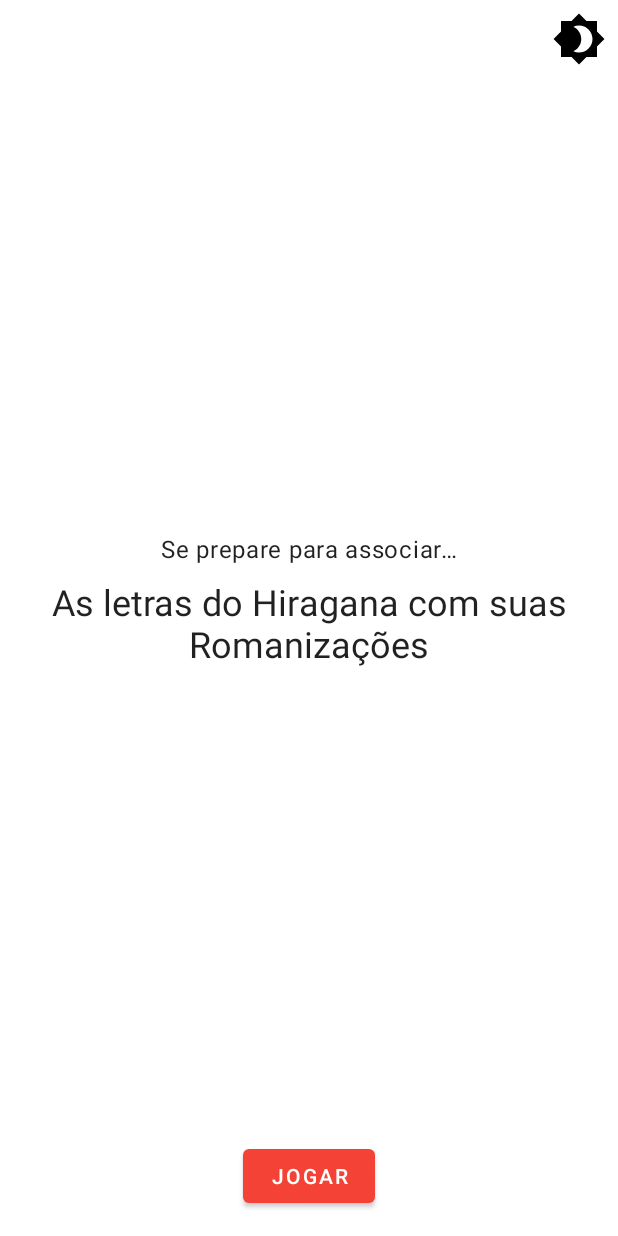
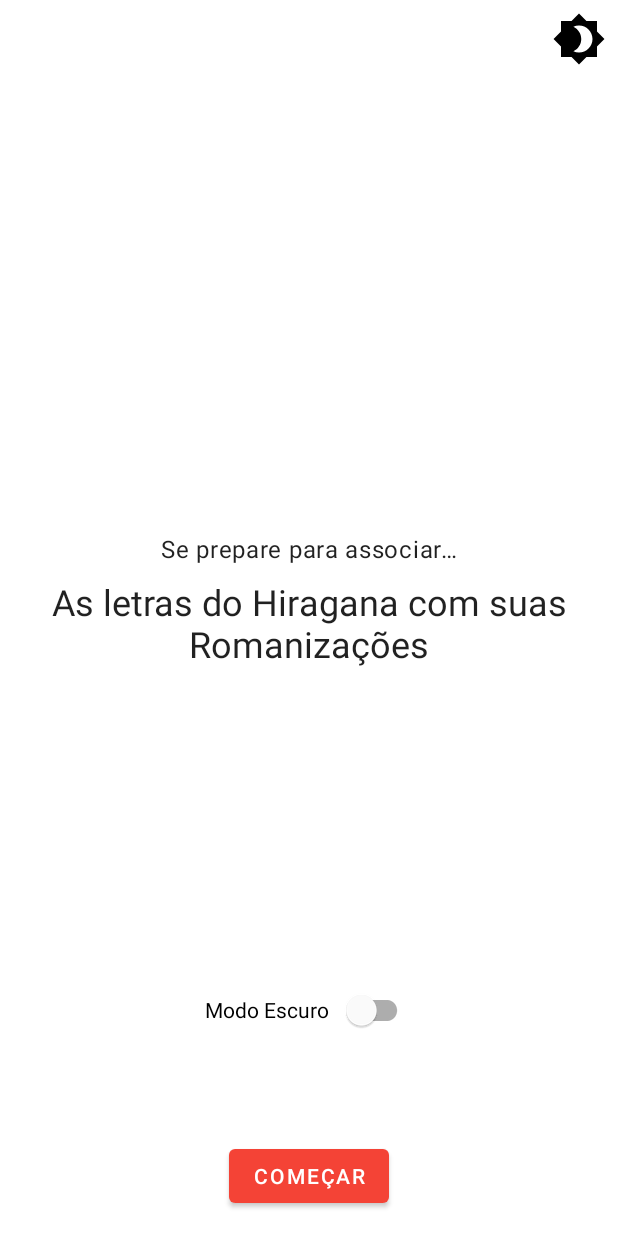
Before and after one commit to mathsemilio/hiragana-learner-randomizer, an Android app: the screen it shows after launch (MainActivity), on a phone screen of 412 x 824 dp. Run offline under Robolectric (Android 15) with nearby library versions, the phone set to English and light mode, and no system bars.

Commit message:
New Dark mode implementation, small correction on the generateRandomNumber function, code cleanup, project organization.

```diff
--- a/app/src/main/AndroidManifest.xml
+++ b/app/src/main/AndroidManifest.xml
@@ -9,7 +9,9 @@
         android:roundIcon="@mipmap/ic_hiragana_learner_launcher_icon_round"
         android:supportsRtl="true"
         android:theme="@style/AppTheme">
-        <activity android:name=".ui.activity.MainActivity">
+        <activity
+            android:name=".ui.activity.MainActivity"
+            android:configChanges="colorMode">
             <intent-filter>
                 <action android:name="android.intent.action.MAIN" />
                 <category android:name="android.intent.category.LAUNCHER" />
--- a/app/src/main/java/com/mathsemilio/hiraganalearner/ui/fragment/GameWelcomeScreen.kt
+++ b/app/src/main/java/com/mathsemilio/hiraganalearner/ui/fragment/GameWelcomeScreen.kt
@@ -9,18 +9,15 @@ import androidx.fragment.app.Fragment
 import androidx.navigation.findNavController
 import com.mathsemilio.hiraganalearner.R
 import com.mathsemilio.hiraganalearner.databinding.GameWelcomeScreenBinding
-import com.mathsemilio.hiraganalearner.util.TAG_GAME_WELCOME_SCREEN
+import com.mathsemilio.hiraganalearner.util.DarkModeSelector
 
 /**
  * Fragment class for game welcome screen
  */
+
+private const val TAG_GAME_WELCOME_SCREEN = "GameWelcomeScreen"
+
 class GameWelcomeScreen : Fragment() {
-
-    //==========================================================================================
-    // Class-wide variables
-    //==========================================================================================
-    // LateInit variable for the binding class pertaining the layout for this Fragment
-    private lateinit var binding: GameWelcomeScreenBinding
 
     //==========================================================================================
     // onCreateView
@@ -31,14 +28,24 @@ class GameWelcomeScreen : Fragment() {
     ): View? {
         // Using the inflate function from the Binding class to inflate the layout for this
         // fragment
-        binding = GameWelcomeScreenBinding.inflate(inflater, container, false)
+        val binding: GameWelcomeScreenBinding =
+            GameWelcomeScreenBinding.inflate(inflater, container, false)
+
+        binding.darkModeSwitch.isChecked = DarkModeSelector.isActivated
+
+        binding.darkModeSwitch.setOnCheckedChangeListener { buttonView, isChecked ->
+            if (buttonView.isChecked) {
+                Log.i(TAG_GAME_WELCOME_SCREEN, "onCreateView: Dark mode on")
+                DarkModeSelector.switchDarkModeState()
+            } else {
+                Log.i(TAG_GAME_WELCOME_SCREEN, "onCreateView: Dark mode off")
+                DarkModeSelector.switchDarkModeState()
+            }
+        }
 
         // OnClickListener for the Play Button, which calls the navigateToMainGameScreen
         // function
-        binding.buttonPlay.setOnClickListener {
-            Log.i(TAG_GAME_WELCOME_SCREEN, "navigateToMainGameScreen() called")
-            navigateToMainGameScreen()
-        }
+        binding.buttonStart.setOnClickListener { navigateToMainGameScreen() }
 
         // Returning the root of the inflated layout
         return binding.root
--- a/app/src/main/java/com/mathsemilio/hiraganalearner/ui/viewModel/MainGameViewModel.kt
+++ b/app/src/main/java/com/mathsemilio/hiraganalearner/ui/viewModel/MainGameViewModel.kt
@@ -355,7 +355,7 @@ class MainGameViewModel : ViewModel() {
      * parameter
      */
     private fun generateRandomNumber(previousNumber: Int?): Int {
-        return (0 until 47).filterNot {
+        return (0 until 47).filter {
             it == previousNumber
         }.random()
     }
--- a/app/src/main/java/com/mathsemilio/hiraganalearner/util/Constants.kt
+++ b/app/src/main/java/com/mathsemilio/hiraganalearner/util/Constants.kt
@@ -2,7 +2,6 @@ package com.mathsemilio.hiraganalearner.util
 
 // Constants for the Log tags
 const val TAG_MAIN_ACTIVITY = "MainActivity"
-const val TAG_GAME_WELCOME_SCREEN = "GameWelcomeScreen"
 const val TAG_MAIN_GAME_VIEW_MODEL = "MainGameViewModel"
 const val TAG_MAIN_GAME_FRAGMENT = "MainGameFragment"
 
--- /dev/null
+++ b/app/src/main/java/com/mathsemilio/hiraganalearner/util/DarkModeSelector.kt
@@ -0,0 +1,18 @@
+package com.mathsemilio.hiraganalearner.util
+
+import androidx.appcompat.app.AppCompatDelegate
+
+object DarkModeSelector {
+
+    var isActivated = false
+
+    fun switchDarkModeState() {
+        isActivated = if (isActivated) {
+            AppCompatDelegate.setDefaultNightMode(AppCompatDelegate.MODE_NIGHT_NO)
+            false
+        } else {
+            AppCompatDelegate.setDefaultNightMode(AppCompatDelegate.MODE_NIGHT_YES)
+            true
+        }
+    }
+}
--- a/app/src/main/res/layout/game_welcome_screen.xml
+++ b/app/src/main/res/layout/game_welcome_screen.xml
@@ -20,6 +20,7 @@
         app:layout_constraintVertical_bias="0.40" />
 
     <com.google.android.material.textview.MaterialTextView
+        android:id="@+id/text_headline_hiragana_letters_and_romanizations"
         style="@style/TextAppearance.MaterialComponents.Headline5"
         android:layout_width="0dp"
         android:layout_height="wrap_content"
@@ -32,12 +33,26 @@
         app:layout_constraintStart_toStartOf="parent"
         app:layout_constraintTop_toBottomOf="@+id/text_body_get_ready_guess" />
 
+    <com.google.android.material.switchmaterial.SwitchMaterial
+        android:id="@+id/dark_mode_switch"
+        android:layout_width="wrap_content"
+        android:layout_height="wrap_content"
+        android:layout_marginTop="@dimen/margin_16dp"
+        android:layout_marginBottom="@dimen/margin_16dp"
+        android:text="@string/dark_mode_switch_text"
+        app:layout_constraintBottom_toTopOf="@id/button_start"
+        app:layout_constraintEnd_toEndOf="parent"
+        app:layout_constraintStart_toStartOf="parent"
+        app:layout_constraintTop_toBottomOf="@id/text_headline_hiragana_letters_and_romanizations"
+        app:layout_constraintVertical_bias="0.80"
+        app:switchPadding="@dimen/padding_8dp" />
+
     <com.google.android.material.button.MaterialButton
-        android:id="@+id/button_play"
+        android:id="@+id/button_start"
         android:layout_width="wrap_content"
         android:layout_height="wrap_content"
         android:layout_marginBottom="@dimen/margin_16dp"
-        android:text="@string/play"
+        android:text="@string/start"
         app:layout_constraintBottom_toBottomOf="parent"
         app:layout_constraintEnd_toEndOf="parent"
         app:layout_constraintStart_toStartOf="parent" />
--- a/app/src/main/res/values/dimens.xml
+++ b/app/src/main/res/values/dimens.xml
@@ -9,5 +9,6 @@
 
     <!-- Padding dimens -->
     <dimen name="padding_16dp">16dp</dimen>
+    <dimen name="padding_8dp">8dp</dimen>
 
 </resources>
--- a/app/src/main/res/values/strings.xml
+++ b/app/src/main/res/values/strings.xml
@@ -9,7 +9,7 @@
     <!-- Game Welcome Screen -->
     <string name="get_ready_to_associate">Se prepare para associar…</string>
     <string name="hiragana_letters_and_romanizations">As letras do Hiragana com suas Romanizações</string>
-    <string name="play">Jogar</string>
+    <string name="start">Começar</string>
 
     <!-- Main game screen strings -->
     <string name="the_letter_this_time_is">A letra da vez é…</string>
@@ -35,5 +35,6 @@
 
     <!-- Intent Create Chooser title -->
     <string name="game_score_create_chooser_title">Compartilhe sua pontuação!</string>
+    <string name="dark_mode_switch_text">Modo Escuro</string>
 
 </resources>
```
Also changed, not shown: app/src/main/java/com/mathsemilio/hiraganalearner/ui/activity/MainActivity.kt (+0 -37 lines).
